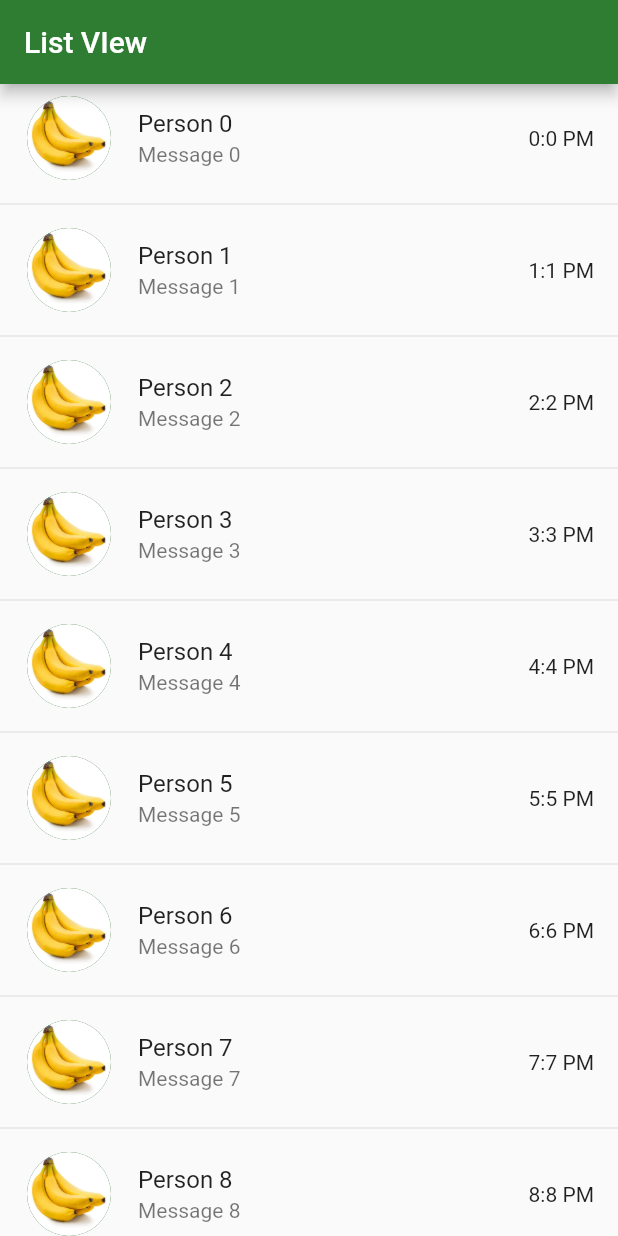
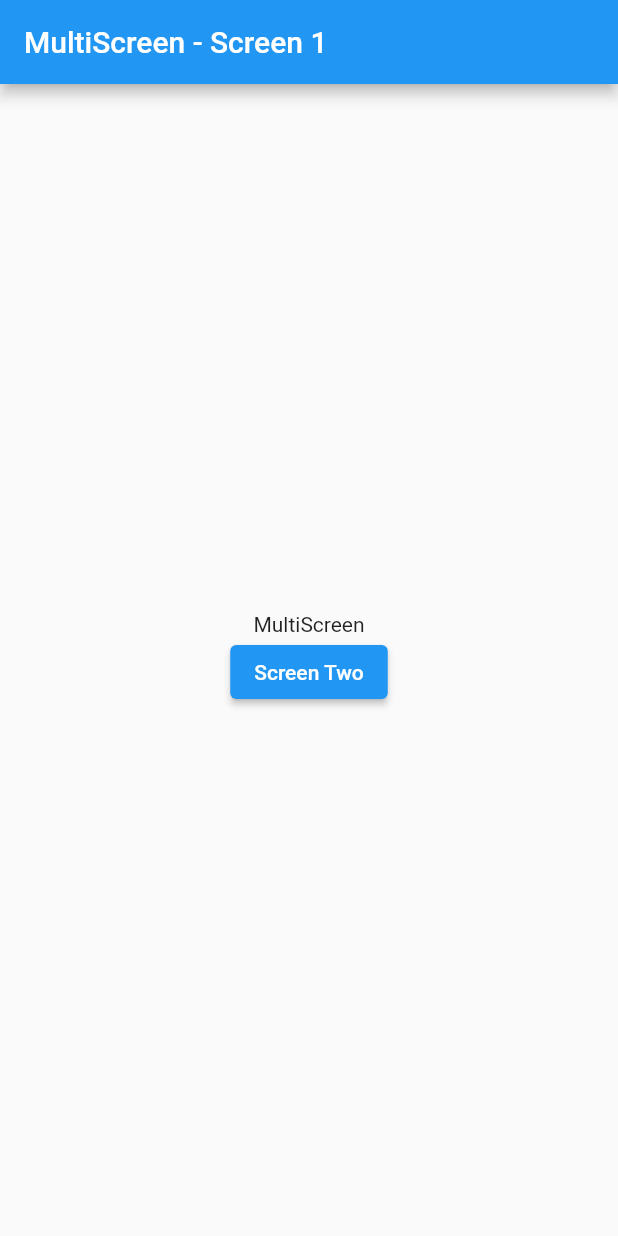
Before and after one commit to j3rinpaul/flutter_new, a Flutter app: the screen it shows after launch, on a phone screen of 412 x 824 dp. Run offline on Flutter 3.47's test engine with Material 2 defaults, Android fonts, the phone set to English and light mode, and no system bars.

```diff
--- a/lib/list_view.dart
+++ /dev/null
@@ -1,41 +0,0 @@
-import 'package:flutter/material.dart';
-
-class ListViewSample extends StatefulWidget {
-  const ListViewSample({super.key});
-
-  @override
-  State<ListViewSample> createState() => _ListViewSampleState();
-}
-
-class _ListViewSampleState extends State<ListViewSample> {
-  @override
-  Widget build(BuildContext context) {
-    return Scaffold(
-        appBar: AppBar(
-          title: Text("List VIew"),
-          backgroundColor: Colors.green[800],
-        ),
-        body: ListView.separated(
-            //listview.bilder and listview.seperated is the most efficent cause it loads items which are at the visible range
-            itemBuilder: (ctx, index) {
-              return ListTile(
-                //listtile is a widget that has the same ui as that of the whatsapp chat
-                leading: CircleAvatar(
-                    radius: 30,
-                    backgroundColor: Color.fromARGB(255, 5, 83, 11),
-                    backgroundImage: AssetImage(
-                        "assets/images/images.jpg")), //the image or avatar that is to be shown
-                title: Text(
-                    "Person $index"), //the main title ie,the name of the contact in whatsapp
-                subtitle: Text(
-                    "Message $index"), //the message shown in the ui of whatsapp
-                trailing: Text(
-                    "$index:$index PM"), //the time equivalent in whatsapp ui
-              );
-            },
-            separatorBuilder: (ctx, index) {
-              return Divider();
-            },
-            itemCount: 50));
-  }
-}
--- a/lib/main.dart
+++ b/lib/main.dart
@@ -1,6 +1,5 @@
 import 'package:flutter/material.dart';
-import 'package:textfield/list_view.dart';
-
+import 'package:textfield/screen_one.dart';
 
 void main() {
   runApp(Myapp());
@@ -12,8 +11,16 @@ class Myapp extends StatelessWidget {
   @override
   Widget build(BuildContext context) {
     return MaterialApp(
-      theme: ThemeData(primaryColor: Colors.blueGrey),
-      home: ListViewSample(),
+      home: Homescreen(),
     );
   }
 }
+
+class Homescreen extends StatelessWidget {
+  const Homescreen({super.key});
+
+  @override
+  Widget build(BuildContext context) {
+    return ScreenOne();
+  }
+}
--- /dev/null
+++ b/lib/screen_one.dart
@@ -0,0 +1,39 @@
+import 'package:flutter/material.dart';
+import 'package:textfield/screen_two.dart';
+
+class ScreenOne extends StatelessWidget {
+  const ScreenOne({super.key});
+
+  @override
+  Widget build(BuildContext context) {
+    return Scaffold(
+      appBar: AppBar(
+        title: Text("MultiScreen - Screen 1"),
+      ),
+      body: SafeArea(
+          child: Center(
+        child: Column(
+          mainAxisAlignment: MainAxisAlignment.center,
+          children: [
+            Text("MultiScreen"),
+
+            ElevatedButton(
+                onPressed: () {
+                  //navigator is a stack and the home page is initally pushed into the stack
+                  //we push the second page on top of the stack
+                  Navigator.of(context).push(
+                    //as we are using the material ui we use materialpageroute
+                    //if it was ios then the ios route will be used
+                    MaterialPageRoute(builder: (ctx) {
+                      return Screentwo();
+                  })
+                );
+                },
+
+                child: Text("Screen Two"))
+          ],
+        ),
+      )),
+    );
+  }
+}
```
Also changed, not shown: lib/screen_home.dart (deleted, +0 -55 lines), lib/screen_two.dart (added, +30 -0 lines).
